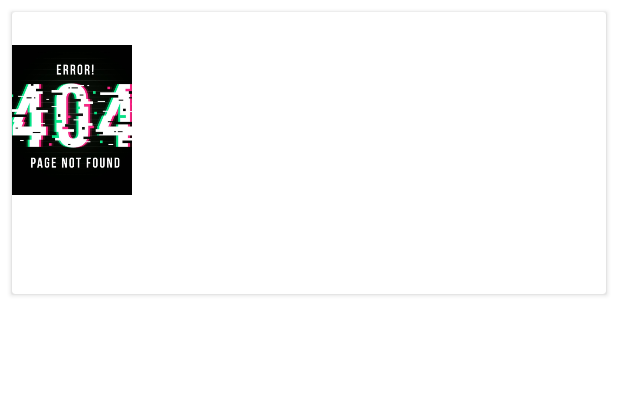
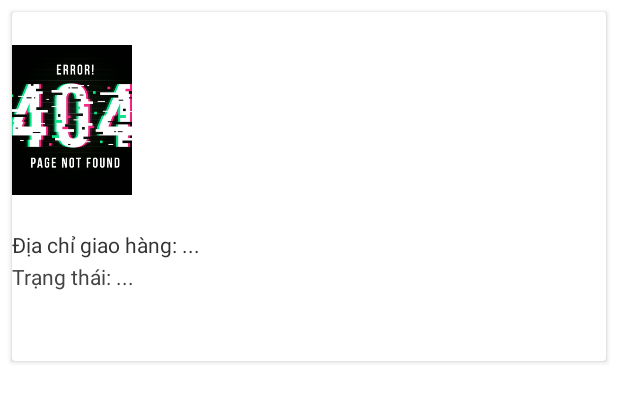
Before and after one commit to Anphunghaha/android-study-tracker, an Android app built with Jetpack Compose: the layout item_order.xml on its own in the app's theme, with its tools: preview values and no code run, on a phone screen of 412 x 824 dp. Shown: the top 402 px of the screen. Run offline under Robolectric (Android 15) with nearby library versions, the phone set to English and light mode, and no system bars.

Commit message:
Update History View Order

```diff
--- a/StudyTrackerApp/app/src/main/java/com/example/studytrackerapp/apdapters/OrderAdapter.java
+++ b/StudyTrackerApp/app/src/main/java/com/example/studytrackerapp/apdapters/OrderAdapter.java
@@ -39,6 +39,9 @@ public class OrderAdapter extends RecyclerView.Adapter<OrderAdapter.OrderViewHol
         holder.tvOrderId.setText("Mã đơn: #" + order.orderId);
         holder.tvOrderDate.setText("Ngày: " + order.orderDate);
         holder.tvTotal.setText("Tổng tiền: " + order.totalAmount + "đ");
+        holder.tvShippingAddress.setText("Thông tin để giao hàng: " + order.shippingAddress);
+        holder.tvStatus.setText("Trạng thái: " + order.status);
+
 
         StringBuilder itemDetails = new StringBuilder();
         for (OrderItemDTO item : order.items) {
@@ -83,6 +86,9 @@ public class OrderAdapter extends RecyclerView.Adapter<OrderAdapter.OrderViewHol
         TextView tvOrderId, tvOrderDate, tvTotal, tvItems;
         ImageView imgBook;
 
+        TextView tvShippingAddress, tvStatus;
+
+
         public OrderViewHolder(@NonNull View itemView) {
             super(itemView);
             tvOrderId = itemView.findViewById(R.id.tvOrderId);
@@ -90,6 +96,9 @@ public class OrderAdapter extends RecyclerView.Adapter<OrderAdapter.OrderViewHol
             tvTotal = itemView.findViewById(R.id.tvOrderTotal);
             tvItems = itemView.findViewById(R.id.tvItems);
             imgBook = itemView.findViewById(R.id.imgBook);
+            tvShippingAddress = itemView.findViewById(R.id.tvShippingAddress);
+            tvStatus = itemView.findViewById(R.id.tvStatus);
+
         }
     }
 }
--- a/StudyTrackerApp/app/src/main/res/layout/item_order.xml
+++ b/StudyTrackerApp/app/src/main/res/layout/item_order.xml
@@ -33,6 +33,26 @@
             android:textSize="14sp"
             android:textColor="#666"/>
 
+        <!-- Ví dụ: Thêm vào layout item_order.xml -->
+        <TextView
+            android:id="@+id/tvShippingAddress"
+            android:layout_width="match_parent"
+            android:layout_height="wrap_content"
+            android:text="Địa chỉ giao hàng: ..."
+            android:textColor="#333"
+            android:textSize="14sp"
+            android:layout_marginTop="4dp"/>
+
+        <TextView
+            android:id="@+id/tvStatus"
+            android:layout_width="match_parent"
+            android:layout_height="wrap_content"
+            android:text="Trạng thái: ..."
+            android:textColor="#444"
+            android:textSize="14sp"
+            android:layout_marginTop="2dp"/>
+
+
         <TextView android:id="@+id/tvOrderTotal"
             android:layout_width="wrap_content"
             android:layout_height="wrap_content"
```
